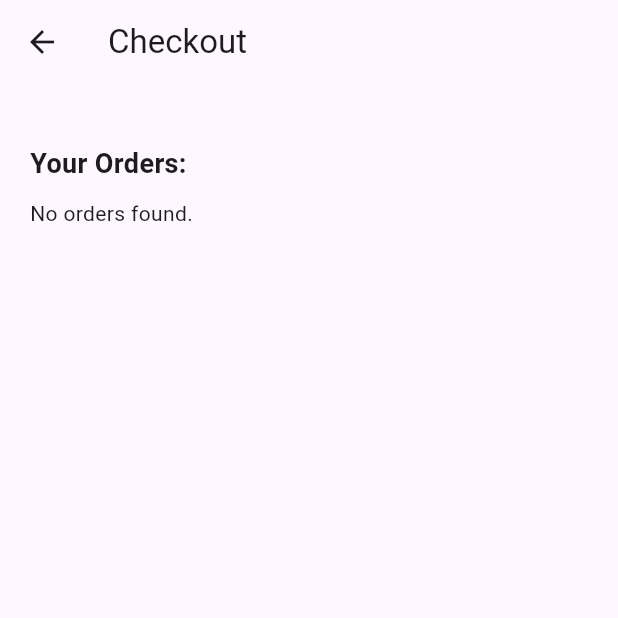
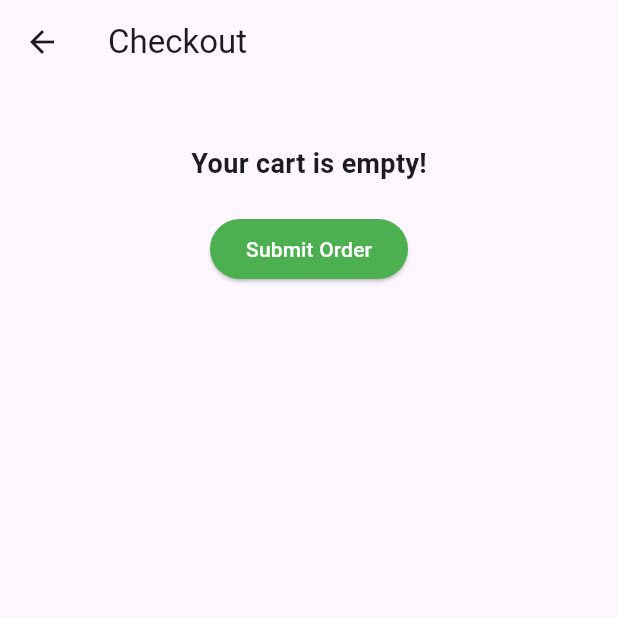
Before and after one commit to AAreesha/Software-Engineering-Project, a Flutter app: the CheckoutPage screen opened by its route, on a phone screen of 412 x 824 dp, the top half of it. Run offline on Flutter 3.47's test engine with Material 3 defaults, Android fonts, the phone set to English and light mode, and no system bars; our stand-ins replace carousel_slider, cloud_firestore, firebase_auth, firebase_core; accounts and stored records are empty.

Commit message:
checkout update

```diff
--- a/mealkit/lib/checkout.dart
+++ b/mealkit/lib/checkout.dart
@@ -6,17 +6,15 @@ import 'package:provider/provider.dart';
 import 'package:firebase_auth/firebase_auth.dart';
 
 class CheckoutPage extends StatefulWidget {
-  // No need for userId as a parameter
   @override
   _CheckoutPageState createState() => _CheckoutPageState();
 }
 
 class _CheckoutPageState extends State<CheckoutPage> {
   final _formKey = GlobalKey<FormState>();
-  late DatabaseService _databaseService; // Instance of DatabaseService
-  List<Map<String, dynamic>> _userOrders = []; // List to hold orders data
-   List<Map<String, dynamic>> itemslist = []; // List to hold orders data
-
+  late DatabaseService _databaseService;
+  List<Map<String, dynamic>> _userOrders = [];
+  List<Map<String, dynamic>> itemslist = [];
   TextEditingController nameController = TextEditingController();
   TextEditingController addressController = TextEditingController();
   TextEditingController phoneNumberController = TextEditingController();
@@ -25,40 +23,29 @@ class _CheckoutPageState extends State<CheckoutPage> {
   TextEditingController cvvController = TextEditingController();
   TextEditingController expDateController = TextEditingController();
   bool? isCODSelected = false;
-
-  late String _userEmail = ''; // Variable to hold user's email
-
+  late String _userEmail = '';
 
   @override
   void initState() {
     super.initState();
-  _getUserEmail(); // Call function to retrieve user's email
-
-
-
-  // Get the current user from the Provider
+    _getUserEmail();
     final user = Provider.of<User_Details?>(context, listen: false);
-
-  // Check if the user is not logged in or user ID is null
     if (user == null || user.uid == null) {
-    // Navigate to login page
       WidgetsBinding.instance?.addPostFrameCallback((_) {
-      Navigator.pushReplacementNamed(context, '/wrapper'); // '/wrapper' represents your login page route
+        Navigator.pushReplacementNamed(context, '/wrapper');
       });
     } else {
-    _databaseService = DatabaseService(uid: user.uid!); // Initialize with userId
-    _loadUserOrders(); // Load orders
+      _databaseService = DatabaseService(uid: user.uid!);
+      _loadUserOrders();
     }
   }
 
-//changes
   void _getUserEmail() async {
     try {
-    // Get current user from Firebase Authentication
       User? user = FirebaseAuth.instance.currentUser;
       if (user != null && user.email != null) {
         setState(() {
-        _userEmail = user.email!; // Update user's email in the state
+          _userEmail = user.email!;
         });
       }
     } catch (e) {
@@ -68,101 +55,164 @@ void _getUserEmail() async {
 
   void _loadUserOrders() async {
     try {
-      var orders = await _databaseService.getUserOrders();
+      var orders = await _databaseService.getOrderDetails();
       setState(() {
         _userOrders = orders;
       });
     } catch (e) {
-      debugPrint('Error loading orders: $e'); // Error handling
+      debugPrint('Error loading orders: $e');
     }
   }
 
-
   @override
   Widget build(BuildContext context) {
+    double subtotal = 0.0;
+    double shipping = 150.0;
+    double tax = 0.0;
+    double total = 0.0;
+
+    if (_userOrders.isNotEmpty) {
+      subtotal = _userOrders
+          .map((order) => order["price"] ?? 0.0)
+          .reduce((value, element) => value + element);
+      tax = 0.13 * subtotal;
+      total = subtotal + shipping + tax;
+    }
+
     return Scaffold(
       appBar: AppBar(
-        title: Text('Checkout '),
-        // automaticallyImplyLeading: false,
-        // backgroundColor: Colors.green,
+        title: Text('Checkout'),
       ),
       body: SingleChildScrollView(
         padding: EdgeInsets.all(20.0),
         child: Column(
           crossAxisAlignment: CrossAxisAlignment.start,
           children: <Widget>[
-            // Form Section
             Form(
               key: _formKey,
               child: Column(
                 crossAxisAlignment: CrossAxisAlignment.start,
                 children: [
                   // Form fields for user details and payment
-                  // Existing code
                 ],
               ),
             ),
-
-            // Orders Section
             SizedBox(height: 20.0),
+            if (_userOrders.isNotEmpty)
+              Card(
+                elevation: 4.0,
+                margin: EdgeInsets.all(0.0),
+                child: Padding(
+                  padding: EdgeInsets.all(20.0),
+                  child: Column(
+                    crossAxisAlignment: CrossAxisAlignment.start,
+                    children: [
                       Text(
                         'Your Orders:',
                         style: TextStyle(fontSize: 18.0, fontWeight: FontWeight.bold),
                       ),
                       SizedBox(height: 10.0),
-            _userOrders.isEmpty
-                ? Text('No orders found.') // No orders message
-                : ListView.builder(
+                      Column(
+                        crossAxisAlignment: CrossAxisAlignment.start,
+                        children: [
+                          ListView.builder(
                             shrinkWrap: true,
                             itemCount: _userOrders.length,
                             itemBuilder: (context, index) {
                               var order = _userOrders[index];
-                      var userId = order["userId"] ?? 'Unknown'; // Null check
-                      var itemName = order["Name"] ?? 'Unknown Item'; // Null check
-                      var price = order["price"] != null ? '\$${order["price"]}' : 'Unknown Price'; // Null check
-
-
-                      return ListTile(
-                        title: Text('Order ID: $userId'),
-                        subtitle: Row(
+                              var itemName = order["Name"] ?? 'Unknown Item';
+                              var price = order["price"] != null ? '\Rs${order["price"].toStringAsFixed(2)}' : 'Unknown Price';
+                              return Padding(
+                                padding: EdgeInsets.symmetric(vertical: 8.0),
+                                child: Row(
+                                  mainAxisAlignment: MainAxisAlignment.spaceBetween,
                                   children: [
-                            Expanded(
+                                    Text(
+                                      itemName,
+                                      style: TextStyle(fontWeight: FontWeight.bold),
+                                    ),
+                                    Text(
+                                      'Price: $price',
+                                      style: TextStyle(color: Colors.grey[600]),
+                                    ),
+                                  ],
+                                ),
+                              );
+                            },
+                          ),
+                          SizedBox(height: 20.0),
+                          Text(
+                            'Order Summary',
+                            style: TextStyle(fontSize: 20.0, fontWeight: FontWeight.bold),
+                          ),
+                          SizedBox(height: 12.0),
+                          Padding(
+                            padding: EdgeInsets.symmetric(horizontal: 16.0),
                             child: Column(
                               crossAxisAlignment: CrossAxisAlignment.start,
                               children: [
-                                  Text('Item: $itemName - Price: $price'),
-                                  Text('Item: $itemName - Price: $price'),
-                                  Text('UserID: $itemName - $userId')
+                                _OrderSummaryItem('Subtotal', '\Rs.${subtotal.toStringAsFixed(2)}'),
+                                _OrderSummaryItem('Shipping', '\Rs.${shipping.toStringAsFixed(2)}'),
+                                _OrderSummaryItem('Tax', '\Rs.${tax.toStringAsFixed(2)}'),
+                                Divider(),
+                                _OrderSummaryItem('Total', '\Rs.${total.toStringAsFixed(2)}'),
                               ],
-                              ),
-                            ),
-                            Expanded(
-                              child: Container(
-                                alignment: Alignment.centerRight,
-                                child: Column(
-                                  crossAxisAlignment: CrossAxisAlignment.end,
-                                  children: [
-                                    SizedBox(height: 20),
-                                    Text('Subtotal: \Rs.0'),
-                                    Text('Shipping: \Rs.0'),
-                                    Text('Tax: \Rs.0'),
-                                    Divider(),
-                                    Text('Total: \Rs.0'),
-                                    SizedBox(height: 20),
-                                  ]
-                                ),
                             ),
                           ),
                         ],
                       ),
-                      );
-
+                    ],
+                  ),
+                ),
+              ),
+            if (_userOrders.isEmpty)
+              Center(
+                child: Text(
+                  'Your cart is empty!',
+                  style: TextStyle(fontSize: 18.0, fontWeight: FontWeight.bold),
+                ),
+              ),
+            SizedBox(height: 20.0),
+            Center(
+              child: ElevatedButton(
+                onPressed: () {
+                  Navigator.pushNamed(context, '/home');
                 },
+                style: ButtonStyle(
+                  backgroundColor: MaterialStateProperty.all<Color>(Colors.green),
                 ),
-
+                child: Text(
+                  'Submit Order',
+                  style: TextStyle(
+                    color: Colors.white,
+                  ),
+                ),
+              ),
+            ),
           ],
         ),
       ),
     );
   }
 }
+
+class _OrderSummaryItem extends StatelessWidget {
+  final String label;
+  final String value;
+
+  const _OrderSummaryItem(this.label, this.value, {Key? key}) : super(key: key);
+
+  @override
+  Widget build(BuildContext context) {
+    return Padding(
+      padding: const EdgeInsets.only(bottom: 8.0),
+      child: Row(
+        mainAxisAlignment: MainAxisAlignment.spaceBetween,
+        children: [
+          Text(label),
+          Text(value),
+        ],
+      ),
+    );
+  }
+}
--- a/mealkit/lib/screens/services/auth.dart
+++ b/mealkit/lib/screens/services/auth.dart
@@ -67,7 +67,7 @@ class AuthService {
     }
 
     try {
-      await DatabaseService(uid: user.uid).addOrder(user.uid,itemName, price);
+      await DatabaseService(uid: user.uid).addOrderItem(user.uid,itemName, price);
     } catch (e) {
       print('Error adding order details: $e');
     }
```
Also changed, not shown: mealkit/lib/navigation.dart (+7 -3 lines), mealkit/lib/screens/services/database.dart (+14 -11 lines). Lines whose indentation alone changed are shown as unchanged.
